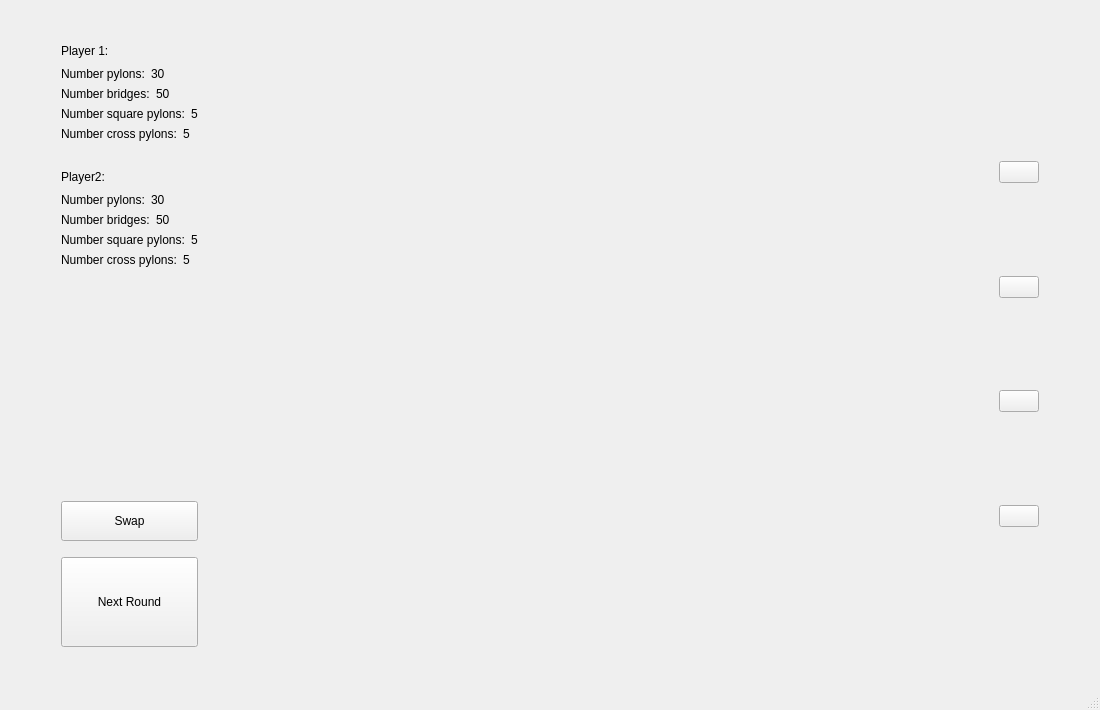
Before: the Qt Designer form GUI/GameWindow.ui in Offuru/Left-4-Code, drawn with Qt 5.
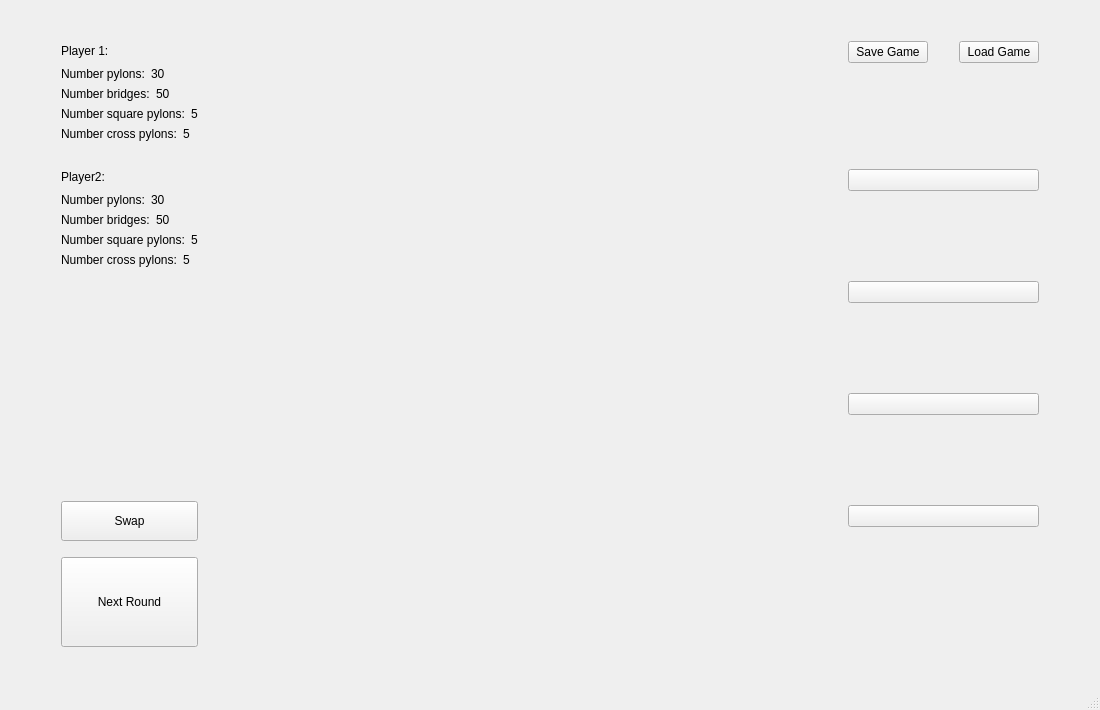
After: the same form once the commit is applied. Icons and pictures are not drawn.

Commit message: Added load and save functionalities in the game window Added mine advantage functionality in the game window

Diff of the .ui file:
```diff
--- a/GUI/GameWindow.ui
+++ b/GUI/GameWindow.ui
@@ -353,7 +353,7 @@
     <item>
      <layout class="QGridLayout" name="gridLayout_16">
       <property name="topMargin">
-       <number>150</number>
+       <number>30</number>
       </property>
       <property name="rightMargin">
        <number>50</number>
@@ -361,67 +361,7 @@
       <property name="bottomMargin">
        <number>150</number>
       </property>
-      <item row="4" column="0">
-       <widget class="QPushButton" name="crossConfig1Button">
-        <property name="text">
-         <string/>
-        </property>
-        <property name="icon">
-         <iconset>
-          <normaloff>Static files/Images/CrossPylonConfig1.png</normaloff>Static files/Images/CrossPylonConfig1.png</iconset>
-        </property>
-        <property name="iconSize">
-         <size>
-          <width>60</width>
-          <height>60</height>
-         </size>
-        </property>
-       </widget>
-      </item>
-      <item row="5" column="0">
-       <spacer name="verticalSpacer_6">
-        <property name="orientation">
-         <enum>Qt::Vertical</enum>
-        </property>
-        <property name="sizeHint" stdset="0">
-         <size>
-          <width>20</width>
-          <height>40</height>
-         </size>
-        </property>
-       </spacer>
-      </item>
       <item row="2" column="0">
-       <widget class="QPushButton" name="squareConfig2Button">
-        <property name="text">
-         <string/>
-        </property>
-        <property name="icon">
-         <iconset>
-          <normaloff>Static files/Images/SquarePylonConfig2.png</normaloff>Static files/Images/SquarePylonConfig2.png</iconset>
-        </property>
-        <property name="iconSize">
-         <size>
-          <width>60</width>
-          <height>60</height>
-         </size>
-        </property>
-       </widget>
-      </item>
-      <item row="1" column="0">
-       <spacer name="verticalSpacer_4">
-        <property name="orientation">
-         <enum>Qt::Vertical</enum>
-        </property>
-        <property name="sizeHint" stdset="0">
-         <size>
-          <width>20</width>
-          <height>40</height>
-         </size>
-        </property>
-       </spacer>
-      </item>
-      <item row="0" column="0">
        <widget class="QPushButton" name="squareConfig1Button">
         <property name="enabled">
          <bool>true</bool>
@@ -444,20 +384,67 @@
         </property>
        </widget>
       </item>
-      <item row="3" column="0">
-       <spacer name="verticalSpacer_5">
-        <property name="orientation">
-         <enum>Qt::Vertical</enum>
+      <item row="4" column="0">
+       <widget class="QPushButton" name="squareConfig2Button">
+        <property name="text">
+         <string/>
         </property>
-        <property name="sizeHint" stdset="0">
+        <property name="icon">
+         <iconset>
+          <normaloff>Static files/Images/SquarePylonConfig2.png</normaloff>Static files/Images/SquarePylonConfig2.png</iconset>
+        </property>
+        <property name="iconSize">
          <size>
-          <width>20</width>
-          <height>40</height>
+          <width>60</width>
+          <height>60</height>
          </size>
         </property>
-       </spacer>
+       </widget>
       </item>
       <item row="6" column="0">
+       <widget class="QPushButton" name="crossConfig1Button">
+        <property name="text">
+         <string/>
+        </property>
+        <property name="icon">
+         <iconset>
+          <normaloff>Static files/Images/CrossPylonConfig1.png</normaloff>Static files/Images/CrossPylonConfig1.png</iconset>
+        </property>
+        <property name="iconSize">
+         <size>
+          <width>60</width>
+          <height>60</height>
+         </size>
+        </property>
+       </widget>
+      </item>
+      <item row="7" column="0">
+       <spacer name="verticalSpacer_6">
+        <property name="orientation">
+         <enum>Qt::Vertical</enum>
+        </property>
+        <property name="sizeHint" stdset="0">
+         <size>
+          <width>20</width>
+          <height>40</height>
+         </size>
+        </property>
+       </spacer>
+      </item>
+      <item row="5" column="0">
+       <spacer name="verticalSpacer_5">
+        <property name="orientation">
+         <enum>Qt::Vertical</enum>
+        </property>
+        <property name="sizeHint" stdset="0">
+         <size>
+          <width>20</width>
+          <height>40</height>
+         </size>
+        </property>
+       </spacer>
+      </item>
+      <item row="8" column="0">
        <widget class="QPushButton" name="crossConfig2Button">
         <property name="text">
          <string/>
@@ -474,6 +461,69 @@
         </property>
        </widget>
       </item>
+      <item row="0" column="0">
+       <layout class="QGridLayout" name="gridLayout">
+        <item row="0" column="0">
+         <widget class="QPushButton" name="saveGameButton">
+          <property name="text">
+           <string>Save Game</string>
+          </property>
+         </widget>
+        </item>
+        <item row="0" column="1">
+         <spacer name="horizontalSpacer_4">
+          <property name="orientation">
+           <enum>Qt::Horizontal</enum>
+          </property>
+          <property name="sizeType">
+           <enum>QSizePolicy::Fixed</enum>
+          </property>
+          <property name="sizeHint" stdset="0">
+           <size>
+            <width>25</width>
+            <height>20</height>
+           </size>
+          </property>
+         </spacer>
+        </item>
+        <item row="0" column="2">
+         <widget class="QPushButton" name="loadGameButton">
+          <property name="text">
+           <string>Load Game</string>
+          </property>
+         </widget>
+        </item>
+       </layout>
+      </item>
+      <item row="3" column="0">
+       <spacer name="verticalSpacer_4">
+        <property name="orientation">
+         <enum>Qt::Vertical</enum>
+        </property>
+        <property name="sizeHint" stdset="0">
+         <size>
+          <width>20</width>
+          <height>40</height>
+         </size>
+        </property>
+       </spacer>
+      </item>
+      <item row="1" column="0">
+       <spacer name="verticalSpacer_7">
+        <property name="orientation">
+         <enum>Qt::Vertical</enum>
+        </property>
+        <property name="sizeType">
+         <enum>QSizePolicy::Fixed</enum>
+        </property>
+        <property name="sizeHint" stdset="0">
+         <size>
+          <width>20</width>
+          <height>100</height>
+         </size>
+        </property>
+       </spacer>
+      </item>
      </layout>
     </item>
    </layout>
```
The commit also changes 2 other files.
